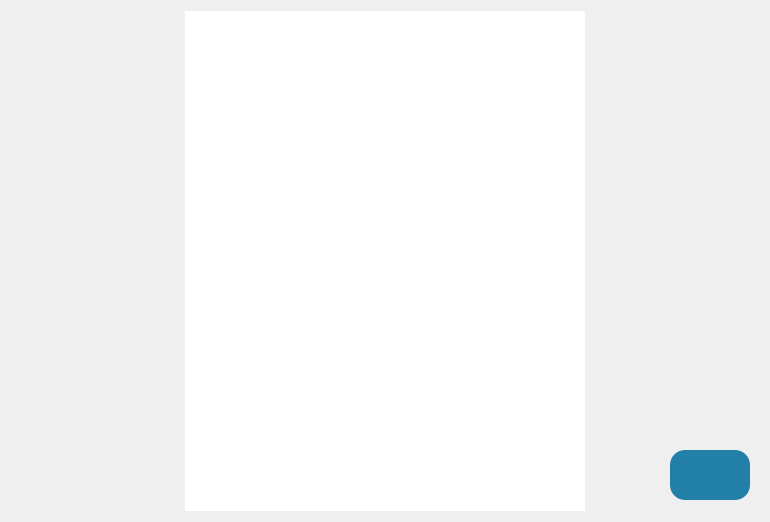
Qt form rules.ui (aku47z/guess-o-word) before a commit.
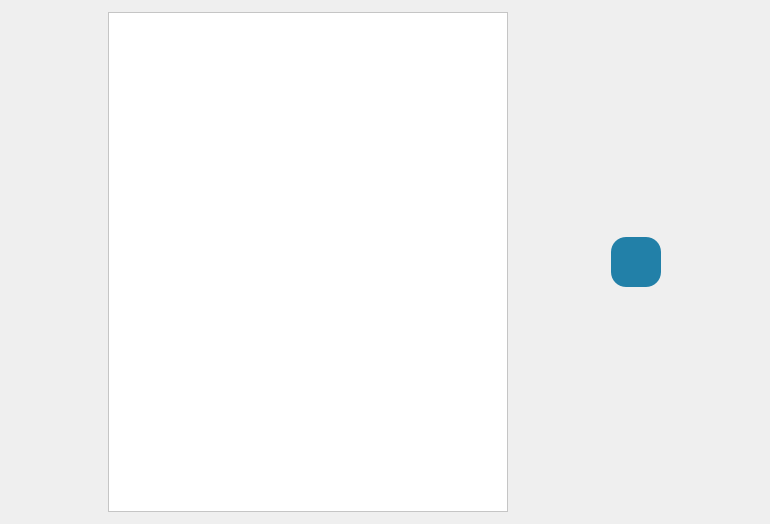
The same form after that commit. Icons and pictures are not drawn.

The edit to the form file:
```diff
--- a/rules.ui
+++ b/rules.ui
@@ -7,7 +7,7 @@
     <x>0</x>
     <y>0</y>
     <width>770</width>
-    <height>521</height>
+    <height>524</height>
    </rect>
   </property>
   <property name="sizePolicy">
@@ -47,21 +47,16 @@
       <string notr="true">image: url(:/new/prefix1/Frame 1rule.png);
 background-color: rgb(255, 255, 255);</string>
      </property>
+     <property name="frameShape">
+      <enum>QFrame::StyledPanel</enum>
+     </property>
      <property name="text">
       <string/>
      </property>
     </widget>
    </item>
-  </layout>
+   <item row="0" column="1">
   <widget class="QPushButton" name="pushButton">
-   <property name="geometry">
-    <rect>
-     <x>670</x>
-     <y>450</y>
-     <width>80</width>
-     <height>50</height>
-    </rect>
-   </property>
    <property name="sizePolicy">
     <sizepolicy hsizetype="Fixed" vsizetype="Fixed">
      <horstretch>0</horstretch>
@@ -98,6 +93,8 @@
     <string/>
    </property>
   </widget>
+   </item>
+  </layout>
  </widget>
  <resources/>
  <connections/>
```
Lines whose indentation alone changed are shown as unchanged.
